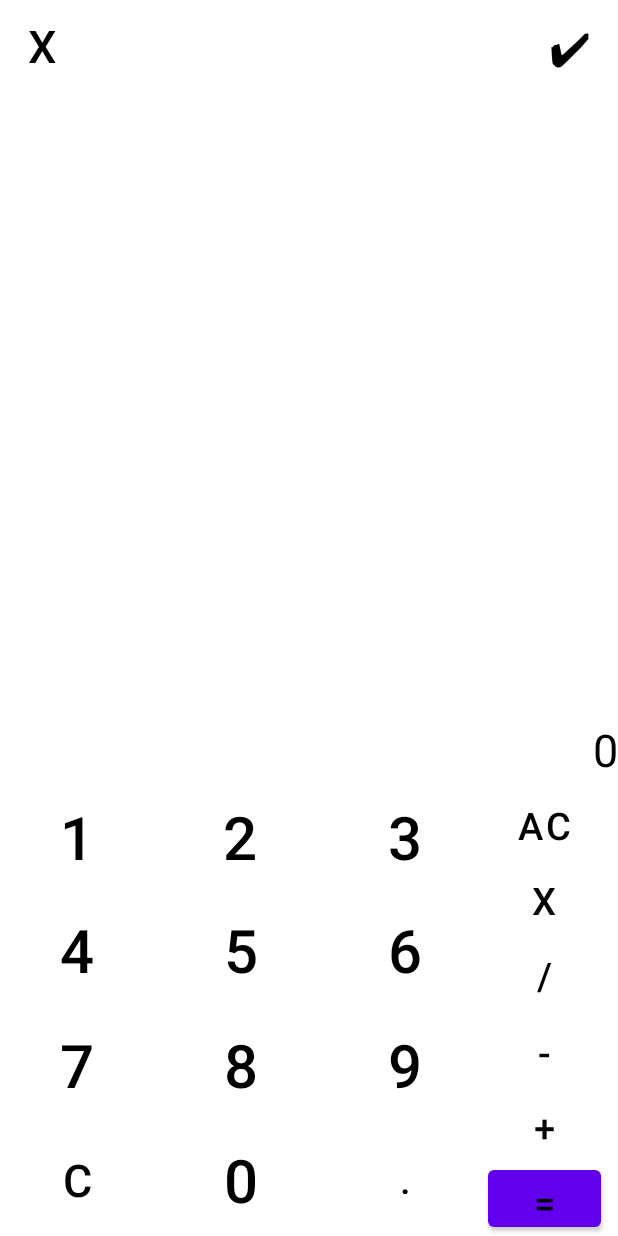
After one commit to Anready/SplitCost, an Android app: the Calculator screen opened directly, with no data from a screen before it, on a phone screen of 412 x 824 dp. The commit adds this screen. Run offline under Robolectric (Android 15) with nearby library versions, the phone set to English and light mode, and no system bars.

Commit message:
Added calculator

```diff
--- a/app/build.gradle
+++ b/app/build.gradle
@@ -33,6 +33,7 @@ android {
 
 dependencies {
 
+    implementation 'net.objecthunter:exp4j:0.4.8'
     implementation 'com.github.PhilJay:MPAndroidChart:v3.1.0'
     implementation libs.appcompat
     implementation libs.material
--- a/app/src/main/AndroidManifest.xml
+++ b/app/src/main/AndroidManifest.xml
@@ -12,6 +12,9 @@
         android:supportsRtl="true"
         android:theme="@style/Theme.SplitCost"
         tools:targetApi="31">
+        <activity
+            android:name=".add.calculator.Calculator"
+            android:exported="false" />
         <activity
             android:name=".Settings"
             android:exported="false" />
--- a/app/src/main/java/com/codersanx/splitcost/add/Expense.java
+++ b/app/src/main/java/com/codersanx/splitcost/add/Expense.java
@@ -6,13 +6,17 @@ import static com.codersanx.splitcost.utils.Constants.LAST_CATEGORY;
 import static com.codersanx.splitcost.utils.Constants.MAIN_SETTINGS;
 import static com.codersanx.splitcost.utils.Utils.currentDb;
 
+import android.content.Intent;
 import android.os.Bundle;
 
 import android.view.View;
 import android.widget.AdapterView;
 
+import androidx.activity.result.ActivityResultLauncher;
+import androidx.activity.result.contract.ActivityResultContracts;
 import androidx.appcompat.app.AppCompatActivity;
 
+import com.codersanx.splitcost.add.calculator.Calculator;
 import com.codersanx.splitcost.databinding.ActivityExpenseBinding;
 import com.codersanx.splitcost.utils.Databases;
 
@@ -36,6 +40,22 @@ public class Expense extends AppCompatActivity implements AdapterView.OnItemSele
         );
 
         dm.setObjects();
+
+        ActivityResultLauncher<Intent> addLauncher = registerForActivityResult(
+                new ActivityResultContracts.StartActivityForResult(),
+                result -> {
+                    if (result.getResultCode() == RESULT_OK) {
+                        Intent data = result.getData();
+                        if (data != null) {
+                            String sum = data.getStringExtra("sum");
+                            binding.amountE.setText(sum);
+                            binding.amountE.setSelection(sum.length());
+                        }
+                    }
+                }
+        );
+
+        binding.calculator.setOnClickListener(v -> addLauncher.launch(new Intent(this, Calculator.class)));
     }
 
     private void initVariables() {
--- a/app/src/main/java/com/codersanx/splitcost/add/Income.java
+++ b/app/src/main/java/com/codersanx/splitcost/add/Income.java
@@ -6,13 +6,17 @@ import static com.codersanx.splitcost.utils.Constants.LAST_CATEGORY;
 import static com.codersanx.splitcost.utils.Constants.MAIN_SETTINGS;
 import static com.codersanx.splitcost.utils.Utils.currentDb;
 
+import android.content.Intent;
 import android.os.Bundle;
 
 import android.view.View;
 import android.widget.AdapterView;
 
+import androidx.activity.result.ActivityResultLauncher;
+import androidx.activity.result.contract.ActivityResultContracts;
 import androidx.appcompat.app.AppCompatActivity;
 
+import com.codersanx.splitcost.add.calculator.Calculator;
 import com.codersanx.splitcost.databinding.ActivityIncomeBinding;
 import com.codersanx.splitcost.utils.Databases;
 
@@ -36,6 +40,22 @@ public class Income extends AppCompatActivity implements AdapterView.OnItemSelec
         );
 
         dm.setObjects();
+
+        ActivityResultLauncher<Intent> addLauncher = registerForActivityResult(
+                new ActivityResultContracts.StartActivityForResult(),
+                result -> {
+                    if (result.getResultCode() == RESULT_OK) {
+                        Intent data = result.getData();
+                        if (data != null) {
+                            String sum = data.getStringExtra("sum");
+                            binding.amountE.setText(sum);
+                            binding.amountE.setSelection(sum.length());
+                        }
+                    }
+                }
+        );
+
+        binding.calculator.setOnClickListener(v -> addLauncher.launch(new Intent(this, Calculator.class)));
     }
 
     private void initVariables() {
--- /dev/null
+++ b/app/src/main/java/com/codersanx/splitcost/add/calculator/Calculator.java
@@ -0,0 +1,152 @@
+package com.codersanx.splitcost.add.calculator;
+
+import android.content.Intent;
+import android.os.Bundle;
+import android.text.method.ScrollingMovementMethod;
+import android.widget.Toast;
+
+import androidx.appcompat.app.AppCompatActivity;
+
+import com.codersanx.splitcost.R;
+import com.codersanx.splitcost.databinding.ActivityCalculatorBinding;
+
+import net.objecthunter.exp4j.Expression;
+import net.objecthunter.exp4j.ExpressionBuilder;
+
+import java.math.BigDecimal;
+import java.text.DecimalFormat;
+
+public class Calculator extends AppCompatActivity {
+
+    ActivityCalculatorBinding binding;
+    public String $view = "";
+    public int pov = 1, u = 0, t = 0;
+
+    @Override
+    protected void onCreate(Bundle savedInstanceState) {
+        super.onCreate(savedInstanceState);
+        setContentView(R.layout.activity_calculator);
+
+        binding = ActivityCalculatorBinding.inflate(getLayoutInflater());
+        setContentView(binding.getRoot());
+
+        binding.enter.setMovementMethod(new ScrollingMovementMethod());
+
+        binding.done.setOnClickListener(view -> {
+            if (u == 1){
+                BigDecimal bd1 = new BigDecimal($view);
+                BigDecimal bd2 = new BigDecimal("9999999.99");
+                BigDecimal bd3 = new BigDecimal("1");
+
+                int res = bd1.compareTo(bd2);
+                int res1 = bd1.compareTo(bd3);
+
+                if(res < 0 && res1 > 0){
+                    Intent resultIntent = new Intent();
+                    resultIntent.putExtra("sum", binding.enter.getText().toString());
+                    setResult(RESULT_OK, resultIntent);
+                    finish();
+                }else{
+                    Toast.makeText(Calculator.this, getResources().getString(R.string.toLargeOrSmall), Toast.LENGTH_SHORT).show();
+                }
+            }
+        });
+
+        binding.cancel.setOnClickListener(view -> finish());
+
+        binding.zero.setOnClickListener(view -> number("0"));
+        binding.one.setOnClickListener(view -> number("1"));
+        binding.two.setOnClickListener(view -> number("2"));
+        binding.three.setOnClickListener(view -> number("3"));
+        binding.four.setOnClickListener(view -> number("4"));
+        binding.five.setOnClickListener(view -> number("5"));
+        binding.six.setOnClickListener(view -> number("6"));
+        binding.seven.setOnClickListener(view -> number("7"));
+        binding.eight.setOnClickListener(view -> number("8"));
+        binding.nine.setOnClickListener(view -> number("9"));
+        binding.multiply.setOnClickListener(v -> work("*"));
+        binding.plus.setOnClickListener(v -> work("+"));
+        binding.minus.setOnClickListener(v -> work("-"));
+        binding.divide.setOnClickListener(v -> work("/"));
+
+        binding.dot.setOnClickListener( v -> {
+            if(pov == 0 && t == 0){
+                pov = 1;
+                $view += ".";
+                t = 1;
+                binding.enter.setText($view);
+            }
+        });
+
+        binding.equals.setOnClickListener( v -> {
+            if(pov != 0){
+                $view = $view.substring(0, $view.length() - 1);
+            }
+
+            t = 1;
+            u = 1;
+            try {
+                Expression e = new ExpressionBuilder($view).build();
+                BigDecimal result = new BigDecimal(String.valueOf(e.evaluate()));
+                DecimalFormat df = new DecimalFormat("#");
+                df.setMaximumFractionDigits(2);
+                $view = df.format(result).replace(',', '.');
+                binding.enter.setText($view);
+            } catch (Exception ignored) {
+            }
+        });
+
+        binding.AC.setOnClickListener( v -> {
+            pov = 1;
+            u = 0;
+            t = 0;
+            $view = "";
+            binding.enter.setText("");
+        });
+
+        binding.Clean.setOnClickListener( v -> {
+            pov = 0;
+            u = 0;
+
+            if($view.isEmpty()){
+                return;
+            }
+
+            if($view.charAt($view.length() - 1) == '.'){
+                t = 0;
+            }
+
+            $view = $view.substring(0, $view.length() - 1);
+
+            if($view.isEmpty()){
+                $view = "";
+                binding.enter.setText($view);
+                return;
+            }
+
+            if($view.charAt($view.length() - 1) == '/' || $view.charAt($view.length() - 1) == '-' || $view.charAt($view.length() - 1) == '+' || $view.charAt($view.length() - 1) == '*'){
+                pov = 1;
+            }
+
+            binding.enter.setText($view);
+        });
+    }
+
+    private void work(String s) {
+        if (pov != 0) {
+            $view = $view.substring(0, $view.length() - 1);
+        }
+        $view += s;
+        t = 0;
+        u = 0;
+        binding.enter.setText($view);
+        pov = 1;
+    }
+
+    private void number(String number) {
+        pov = 0;
+        u = 0;
+        $view += number;
+        binding.enter.setText($view);
+    }
+}
--- /dev/null
+++ b/app/src/main/res/layout/activity_calculator.xml
@@ -0,0 +1,278 @@
+<?xml version="1.0" encoding="utf-8"?>
+<androidx.constraintlayout.widget.ConstraintLayout xmlns:android="http://schemas.android.com/apk/res/android"
+    xmlns:app="http://schemas.android.com/apk/res-auto"
+    xmlns:tools="http://schemas.android.com/tools"
+    android:id="@+id/main"
+    android:layout_width="match_parent"
+    android:layout_height="match_parent"
+    tools:context=".add.calculator.Calculator">
+
+    <Button
+        android:id="@+id/zero"
+        android:layout_width="100dp"
+        android:layout_height="75dp"
+        android:layout_marginStart="1dp"
+        android:layout_marginEnd="1dp"
+        android:background="#00FFFFFF"
+        android:text="@string/btn01"
+        android:textColor="@color/calcButtonText"
+        android:textSize="40sp"
+        app:layout_constraintBottom_toBottomOf="parent"
+        app:layout_constraintEnd_toStartOf="@+id/dot"
+        app:layout_constraintStart_toEndOf="@+id/Clean" />
+
+    <Button
+        android:id="@+id/nine"
+        android:layout_width="100dp"
+        android:layout_height="75dp"
+        android:layout_marginEnd="5dp"
+        android:layout_marginBottom="1dp"
+        android:background="#00FFFFFF"
+        android:text="@string/btn91"
+        android:textColor="@color/calcButtonText"
+        android:textSize="40sp"
+        app:layout_constraintBottom_toTopOf="@+id/dot"
+        app:layout_constraintEnd_toStartOf="@+id/divide"
+        tools:ignore="UsingOnClickInXml" />
+
+    <Button
+        android:id="@+id/one"
+        android:layout_width="100dp"
+        android:layout_height="75dp"
+        android:layout_marginStart="1dp"
+        android:background="#00FFFFFF"
+        android:text="@string/btn11"
+        android:textColor="@color/calcButtonText"
+        android:textSize="40sp"
+        app:layout_constraintBottom_toTopOf="@+id/four"
+        app:layout_constraintStart_toStartOf="parent"
+        tools:ignore="TextSizeCheck" />
+
+    <Button
+        android:id="@+id/two"
+        android:layout_width="100dp"
+        android:layout_height="75dp"
+        android:layout_marginEnd="1dp"
+        android:background="#00FFFFFF"
+        android:text="@string/btn21"
+        android:textColor="@color/calcButtonText"
+        android:textSize="40sp"
+        app:layout_constraintBottom_toTopOf="@+id/five"
+        app:layout_constraintEnd_toStartOf="@+id/three"
+        app:layout_constraintStart_toEndOf="@+id/one" />
+
+    <Button
+        android:id="@+id/three"
+        android:layout_width="100dp"
+        android:layout_height="75dp"
+        android:layout_marginEnd="5dp"
+        android:background="#00FFFFFF"
+        android:text="@string/btn31"
+        android:textColor="@color/calcButtonText"
+        android:textSize="40sp"
+        app:layout_constraintBottom_toTopOf="@+id/six"
+        app:layout_constraintEnd_toStartOf="@+id/plus" />
+
+    <Button
+        android:id="@+id/plus"
+        android:layout_width="75dp"
+        android:layout_height="50dp"
+        android:layout_marginEnd="11dp"
+        android:background="#00FFFFFF"
+        android:text="@string/plus"
+        android:textColor="@color/calcButtonText"
+        android:textSize="25sp"
+        app:layout_constraintBottom_toTopOf="@+id/equals"
+        app:layout_constraintEnd_toEndOf="parent" />
+
+    <Button
+        android:id="@+id/minus"
+        android:layout_width="75dp"
+        android:layout_height="50dp"
+        android:layout_marginEnd="11dp"
+        android:background="#00FFFFFF"
+        android:text="@string/minus"
+        android:textColor="@color/calcButtonText"
+        android:textSize="25sp"
+        app:layout_constraintBottom_toTopOf="@+id/plus"
+        app:layout_constraintEnd_toEndOf="parent" />
+
+    <Button
+        android:id="@+id/multiply"
+        android:layout_width="75dp"
+        android:layout_height="50dp"
+        android:layout_marginEnd="11dp"
+        android:background="#00FFFFFF"
+        android:text="@string/multiply"
+        android:textColor="@color/calcButtonText"
+        android:textSize="25sp"
+        app:layout_constraintBottom_toTopOf="@+id/divide"
+        app:layout_constraintEnd_toEndOf="parent" />
+
+    <Button
+        android:id="@+id/divide"
+        android:layout_width="75dp"
+        android:layout_height="50dp"
+        android:layout_marginEnd="11dp"
+        android:layout_marginBottom="1dp"
+        android:background="#00FFFFFF"
+        android:text="@string/divide"
+        android:textColor="@color/calcButtonText"
+        android:textSize="25sp"
+        app:layout_constraintBottom_toTopOf="@+id/minus"
+        app:layout_constraintEnd_toEndOf="parent" />
+
+    <Button
+        android:id="@+id/dot"
+        android:layout_width="100dp"
+        android:layout_height="75dp"
+        android:layout_marginEnd="5dp"
+        android:background="#00FFFFFF"
+        android:text="@string/dote"
+        android:textColor="@color/calcButtonText"
+        android:textSize="25sp"
+        app:layout_constraintBottom_toBottomOf="parent"
+        app:layout_constraintEnd_toStartOf="@+id/divide" />
+
+    <Button
+        android:id="@+id/equals"
+        android:layout_width="75dp"
+        android:layout_height="50dp"
+        android:layout_marginEnd="11dp"
+        android:text="@string/equals"
+        android:textColor="@color/calcButtonText"
+        android:textSize="25sp"
+        app:layout_constraintBottom_toBottomOf="parent"
+        app:layout_constraintEnd_toEndOf="parent" />
+
+    <Button
+        android:id="@+id/four"
+        android:layout_width="100dp"
+        android:layout_height="75dp"
+        android:layout_marginStart="1dp"
+        android:layout_marginBottom="1dp"
+        android:background="#00FFFFFF"
+        android:text="@string/btn41"
+        android:textColor="@color/calcButtonText"
+        android:textSize="40sp"
+        app:layout_constraintBottom_toTopOf="@+id/seven"
+        app:layout_constraintStart_toStartOf="parent" />
+
+    <Button
+        android:id="@+id/five"
+        android:layout_width="100dp"
+        android:layout_height="75dp"
+        android:layout_marginBottom="1dp"
+        android:background="#00FFFFFF"
+        android:text="@string/btn51"
+        android:textColor="@color/calcButtonText"
+        android:textSize="40sp"
+        app:layout_constraintBottom_toTopOf="@+id/eight"
+        app:layout_constraintEnd_toStartOf="@+id/six"
+        app:layout_constraintStart_toEndOf="@+id/four" />
+
+    <Button
+        android:id="@+id/six"
+        android:layout_width="100dp"
+        android:layout_height="75dp"
+        android:layout_marginEnd="5dp"
+        android:layout_marginBottom="1dp"
+        android:background="#00FFFFFF"
+        android:text="@string/btn61"
+        android:textColor="@color/calcButtonText"
+        android:textSize="40sp"
+        app:layout_constraintBottom_toTopOf="@+id/nine"
+        app:layout_constraintEnd_toStartOf="@+id/minus" />
+
+    <Button
+        android:id="@+id/seven"
+        android:layout_width="100dp"
+        android:layout_height="75dp"
+        android:layout_marginStart="1dp"
+        android:layout_marginBottom="1dp"
+        android:background="#00FFFFFF"
+        android:text="@string/btn71"
+        android:textColor="@color/calcButtonText"
+        android:textSize="40sp"
+        app:layout_constraintBottom_toTopOf="@+id/Clean"
+        app:layout_constraintStart_toStartOf="parent" />
+
+    <Button
+        android:id="@+id/eight"
+        android:layout_width="100dp"
+        android:layout_height="75dp"
+        android:layout_marginBottom="1dp"
+        android:background="#00FFFFFF"
+        android:text="@string/btn81"
+        android:textSize="40sp"
+        android:textColor="@color/calcButtonText"
+        app:layout_constraintBottom_toTopOf="@+id/zero"
+        app:layout_constraintEnd_toStartOf="@+id/nine"
+        app:layout_constraintStart_toEndOf="@+id/seven"
+        tools:ignore="RtlCompat" />
+
+
+    <TextView
+        android:id="@+id/enter"
+        android:layout_width="0dp"
+        android:layout_height="300dp"
+        android:gravity="bottom | right"
+        android:maxLength="100"
+        android:text="@string/standart_text_calc"
+        android:textColor="@color/calcButtonText"
+        android:textSize="30sp"
+        app:layout_constraintBottom_toTopOf="@+id/two"
+        app:layout_constraintEnd_toEndOf="parent"
+        app:layout_constraintHorizontal_bias="1.0"
+        app:layout_constraintStart_toStartOf="parent"
+        app:layout_constraintTop_toBottomOf="@+id/done"
+        app:layout_constraintVertical_bias="1.0"
+        tools:ignore="SpeakableTextPresentCheck" />
+
+    <Button
+        android:id="@+id/AC"
+        android:layout_width="75dp"
+        android:layout_height="50dp"
+        android:layout_marginEnd="11dp"
+        android:background="#00FFFFFF"
+        android:text="@string/clear_all_calc"
+        android:textColor="@color/calcButtonText"
+        android:textSize="25sp"
+        app:layout_constraintBottom_toTopOf="@+id/multiply"
+        app:layout_constraintEnd_toEndOf="parent" />
+
+    <Button
+        android:id="@+id/Clean"
+        android:layout_width="100dp"
+        android:layout_height="75dp"
+        android:layout_marginStart="1dp"
+        android:background="#00FFFFFF"
+        android:text="@string/Clean"
+        android:textColor="@color/calcButtonText"
+        android:textSize="30sp"
+        app:layout_constraintBottom_toBottomOf="parent"
+        app:layout_constraintStart_toStartOf="parent" />
+
+    <Button
+        android:id="@+id/cancel"
+        android:layout_width="56dp"
+        android:layout_height="60dp"
+        android:background="#00FFFFFF"
+        android:text="@string/cancel_calc"
+        android:textColor="@color/calcButtonText"
+        android:textSize="30sp"
+        app:layout_constraintStart_toStartOf="parent"
+        app:layout_constraintTop_toTopOf="parent" />
+
+    <Button
+        android:id="@+id/done"
+        android:layout_width="63dp"
+        android:layout_height="55dp"
+        android:background="#00FFFFFF"
+        android:text="@string/done_calc"
+        android:textColor="@color/calcButtonText"
+        android:textSize="30sp"
+        app:layout_constraintEnd_toEndOf="parent"
+        app:layout_constraintTop_toTopOf="parent" />
+
+</androidx.constraintlayout.widget.ConstraintLayout>
--- a/app/src/main/res/layout/activity_expense.xml
+++ b/app/src/main/res/layout/activity_expense.xml
@@ -147,7 +147,7 @@
                 app:layout_constraintEnd_toEndOf="@+id/my_rectangle2"
                 app:layout_constraintHorizontal_bias="0.498"
                 app:layout_constraintStart_toStartOf="@+id/my_rectangle2"
-                app:layout_constraintTop_toBottomOf="@+id/amount_e" />
+                app:layout_constraintTop_toBottomOf="@+id/calculator" />
 
             <TextView
                 android:id="@+id/textView27"
@@ -200,18 +200,18 @@
                 app:layout_constraintStart_toStartOf="@+id/my_rectangle5"
                 app:layout_constraintTop_toTopOf="@+id/my_rectangle5" />
 
-<!--            <Button-->
-<!--                android:id="@+id/calculator"-->
-<!--                android:layout_width="wrap_content"-->
-<!--                android:layout_height="wrap_content"-->
-<!--                android:layout_marginTop="20dp"-->
-<!--                android:text="@string/calculator"-->
-<!--                android:textAllCaps="false"-->
-<!--                app:backgroundTint="#ffffff"-->
-<!--                android:textColor="#000000"-->
-<!--                app:layout_constraintEnd_toEndOf="@+id/my_rectangle2"-->
-<!--                app:layout_constraintStart_toStartOf="@+id/my_rectangle2"-->
-<!--                app:layout_constraintTop_toBottomOf="@+id/amount_e" />-->
+            <Button
+                android:id="@+id/calculator"
+                android:layout_width="wrap_content"
+                android:layout_height="wrap_content"
+                android:layout_marginTop="20dp"
+                android:text="@string/calculator"
+                android:textAllCaps="false"
+                app:backgroundTint="#ffffff"
+                android:textColor="#000000"
+                app:layout_constraintEnd_toEndOf="@+id/my_rectangle2"
+                app:layout_constraintStart_toStartOf="@+id/my_rectangle2"
+                app:layout_constraintTop_toBottomOf="@+id/amount_e" />
 
             <Button
                 android:id="@+id/back"
--- a/app/src/main/res/layout/activity_income.xml
+++ b/app/src/main/res/layout/activity_income.xml
@@ -147,7 +147,7 @@
                 app:layout_constraintEnd_toEndOf="@+id/my_rectangle2"
                 app:layout_constraintHorizontal_bias="0.498"
                 app:layout_constraintStart_toStartOf="@+id/my_rectangle2"
-                app:layout_constraintTop_toBottomOf="@+id/amount_e" />
+                app:layout_constraintTop_toBottomOf="@+id/calculator" />
 
             <TextView
                 android:id="@+id/textView27"
@@ -200,18 +200,18 @@
                 app:layout_constraintStart_toStartOf="@+id/my_rectangle5"
                 app:layout_constraintTop_toTopOf="@+id/my_rectangle5" />
 
-            <!--            <Button-->
-            <!--                android:id="@+id/calculator"-->
-            <!--                android:layout_width="wrap_content"-->
-            <!--                android:layout_height="wrap_content"-->
-            <!--                android:layout_marginTop="20dp"-->
-            <!--                android:text="@string/calculator"-->
-            <!--                android:textAllCaps="false"-->
-            <!--                app:backgroundTint="#ffffff"-->
-            <!--                android:textColor="#000000"-->
-            <!--                app:layout_constraintEnd_toEndOf="@+id/my_rectangle2"-->
-            <!--                app:layout_constraintStart_toStartOf="@+id/my_rectangle2"-->
-            <!--                app:layout_constraintTop_toBottomOf="@+id/amount_e" />-->
+            <Button
+                android:id="@+id/calculator"
+                android:layout_width="wrap_content"
+                android:layout_height="wrap_content"
+                android:layout_marginTop="20dp"
+                android:text="@string/calculator"
+                android:textAllCaps="false"
+                app:backgroundTint="#ffffff"
+                android:textColor="#000000"
+                app:layout_constraintEnd_toEndOf="@+id/my_rectangle2"
+                app:layout_constraintStart_toStartOf="@+id/my_rectangle2"
+                app:layout_constraintTop_toBottomOf="@+id/amount_e" />
 
             <Button
                 android:id="@+id/back"
--- a/app/src/main/res/values/strings.xml
+++ b/app/src/main/res/values/strings.xml
@@ -45,4 +45,25 @@
     <string name="settings">Settings</string>
     <string name="databases">Databases</string>
     <string name="add_new">Add New</string>
+    <string name="btn01">0</string>
+    <string name="btn91">9</string>
+    <string name="btn11">1</string>
+    <string name="btn21">2</string>
+    <string name="btn31">3</string>
+    <string name="minus">-</string>
+    <string name="multiply">X</string>
+    <string name="divide">/</string>
+    <string name="equals">=</string>
+    <string name="btn41">4</string>
+    <string name="btn51">5</string>
+    <string name="btn61">6</string>
+    <string name="btn71">7</string>
+    <string name="btn81">8</string>
+    <string name="Clean">C</string>
+    <string name="done_calc">✔</string>
+    <string name="cancel_calc">X</string>
+    <string name="clear_all_calc">AC</string>
+    <string name="standart_text_calc">0</string>
+    <string name="dote">.</string>
+    <string name="toLargeOrSmall">Value is too high or too low</string>
 </resources>
```
Also changed, not shown: 1 other file.
